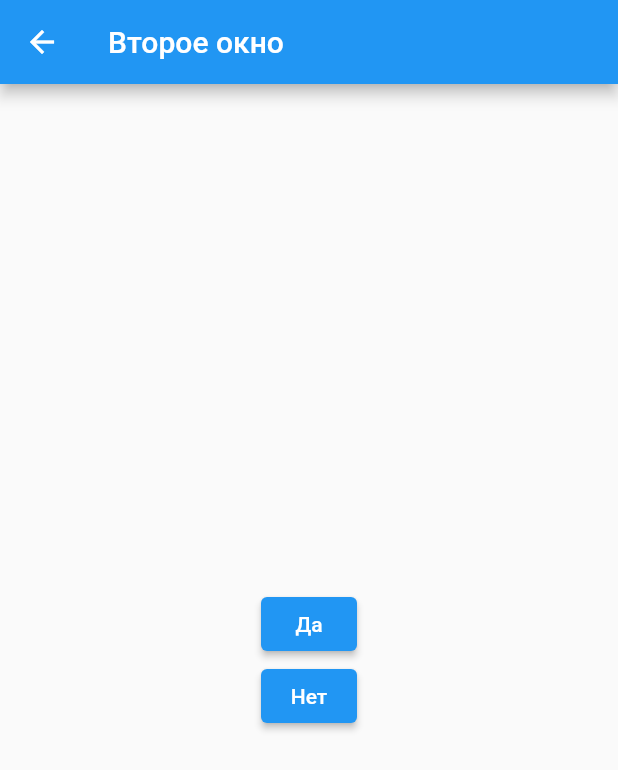
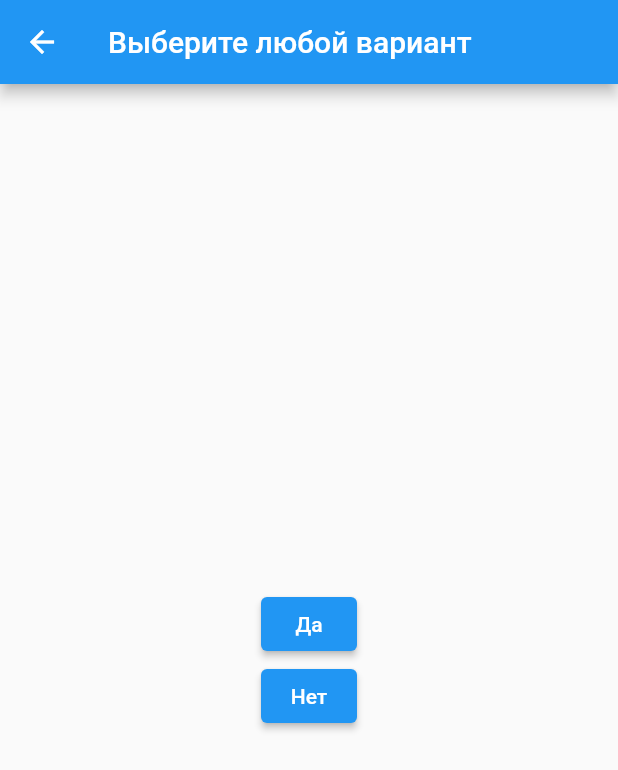
Before and after one commit to Nikeshhh/Mobile-Dev-Labs, a Flutter app: the screen it shows after launch, after a tap on "Приступить к выбору", on a phone screen of 412 x 824 dp. Shown: the top 770 px of the screen. Run offline on Flutter 3.47's test engine with Material 2 defaults, Android fonts, the phone set to English and light mode, and no system bars; our stand-ins replace share_plus.

Commit message:
Исправлены тайтлы окон

```diff
--- a/Lab_7/lib/main.dart
+++ b/Lab_7/lib/main.dart
@@ -16,7 +16,7 @@ class MainScreen extends StatelessWidget{
   @override
   Widget build(BuildContext context){
     return Scaffold(
-      appBar: AppBar(title: const Text('Главное окно'),),
+      appBar: AppBar(title: const Text('Возвращение значения'),),
       body: Center(
         child: ElevatedButton(
           onPressed: (){
@@ -35,7 +35,7 @@ class SecondScreen extends StatelessWidget{
   @override
   Widget build(BuildContext context){
     return Scaffold(
-      appBar: AppBar(title: const Text('Второе окно'),),
+      appBar: AppBar(title: const Text('Выберите любой вариант'),),
       body: Center(
         child: Column(
           mainAxisAlignment: MainAxisAlignment.center, // Выравнивание кнопок по центру
```
